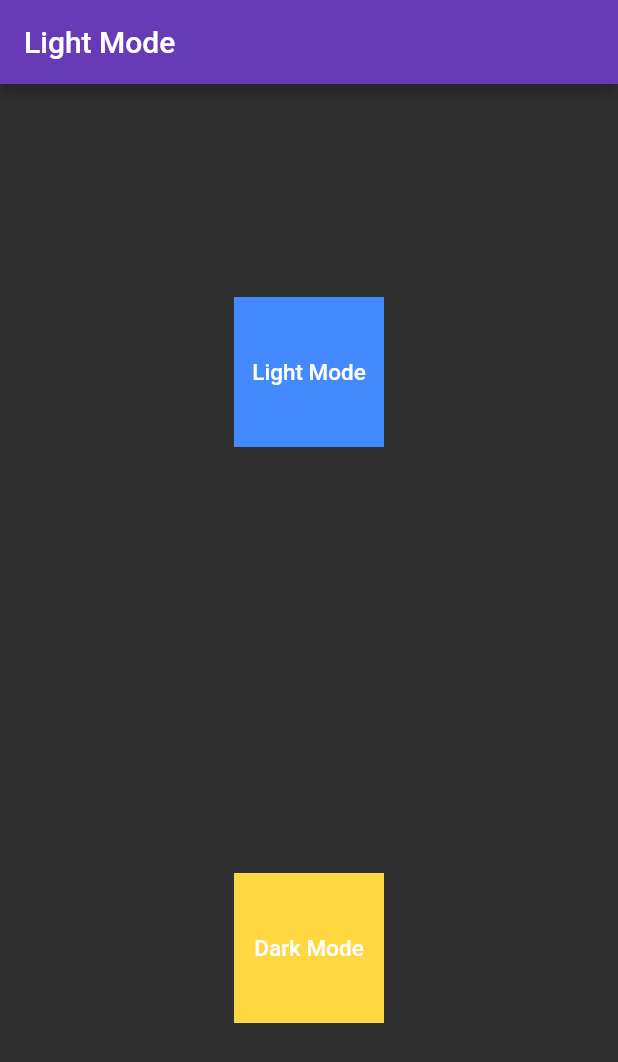
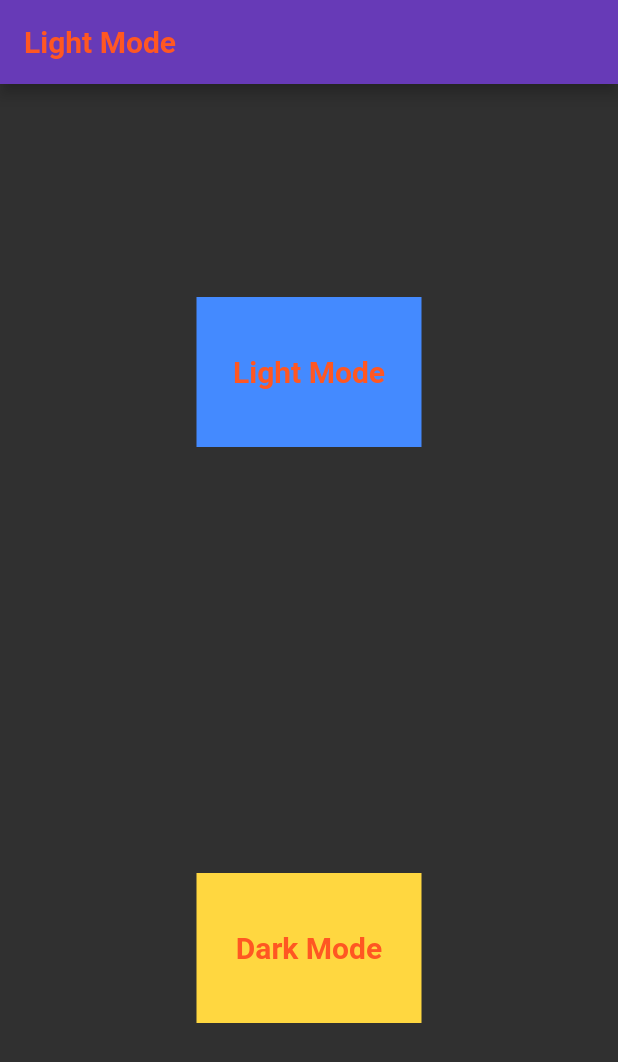
Before and after one commit to MohammedAnwar2/Dark-and-Light-Mod, a Flutter app: the screen it shows after launch, on a phone screen of 412 x 824 dp. Shown: the top 1062 px of the screen. Run offline on Flutter 3.47's test engine with Material 2 defaults, Android fonts, the light colour scheme and no system bars; our stand-ins replace get, google_fonts, shared_preferences; Roboto replaces fonts that are missing (Asap).

Commit message:
Update home.dart

```diff
--- a/lib/home.dart
+++ b/lib/home.dart
@@ -9,6 +9,7 @@ class Home extends StatelessWidget {
   Home({Key? key}) : super(key: key);
   SettingServices controller = Get.find();
   mycontroller control = Get.find();
+
   @override
   Widget build(BuildContext context) {
     return Scaffold(
@@ -16,14 +17,12 @@ class Home extends StatelessWidget {
           title: GetBuilder<mycontroller>(
               init: mycontroller(),
               builder: (i) {
-                return i.darkMode!?Text("Dark Mode"):Text("Light Mode");
-              })
-      ),
+                return i.darkMode! ? Text(
+                  "Dark Mode", style: DarkText(context),) : Text(
+                  "Light Mode", style: LightText(context),);
+              })),
       body: Container(
-        width: MediaQuery
-            .of(context)
-            .size
-            .width,
+        width: Get.width,
         child: Column(
           mainAxisAlignment: MainAxisAlignment.spaceAround,
           children: [
@@ -32,35 +31,43 @@ class Home extends StatelessWidget {
                 Get.changeTheme(Theam().LightMode);
                 controller.sharepref?.setBool("Mode", false);
                 control.check();
-                print("======LightMode=======> ${controller.sharepref?.getBool("Mode")}");
+                print(
+                    "======LightMode=======> ${controller.sharepref?.getBool(
+                        "Mode")}");
               },
               child: Container(
                 alignment: Alignment.center,
-                width: 100,
+                width: 150,
                 height: 100,
                 color: Colors.blueAccent,
-                child: Text(
-                  "Light Mode",
-                  style: GoogleFonts.asap(fontSize: 15, color: Colors.white),
-                ),
+                child: GetBuilder<mycontroller>(builder: (logic) {
+                  return Text(
+                    "Light Mode",
+                    style: LightText(context),
+                  );
+                }),
               ),
             ),
             MaterialButton(
               onPressed: () {
                 Get.changeTheme(Theam().DarkMode);
                 controller.sharepref?.setBool("Mode", true);
-                 control.check();
-                print("======DarkMod=======> ${controller.sharepref?.getBool("Mode")}");
+                control.check();
+                print(
+                    "======DarkMod=======> ${controller.sharepref?.getBool(
+                        "Mode")}");
               },
               child: Container(
                 alignment: Alignment.center,
-                width: 100,
+                width: 150,
                 height: 100,
                 color: Colors.amberAccent,
-                child: Text(
-                  "Dark Mode",
-                  style: GoogleFonts.asap(fontSize: 15, color: Colors.white),
-                ),
+                child: GetBuilder<mycontroller>(builder: (i) {
+                  return Text(
+                    "Dark Mode",
+                    style:DarkText(context)
+                  );
+                }),
               ),
             ),
           ],
```
